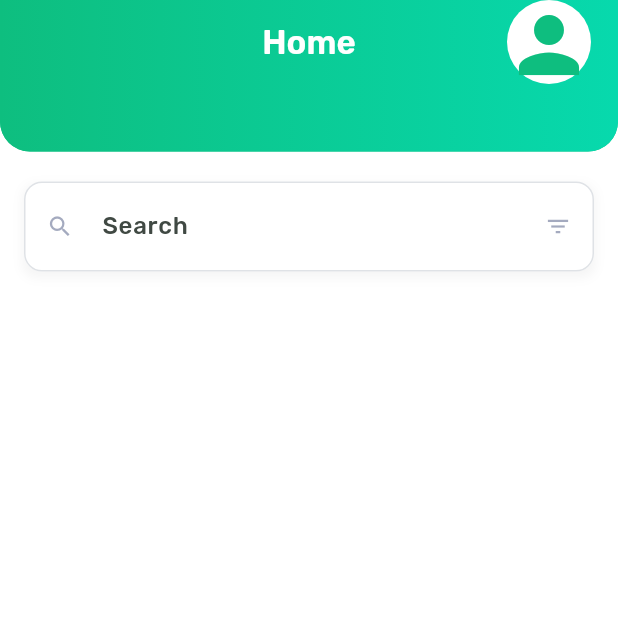
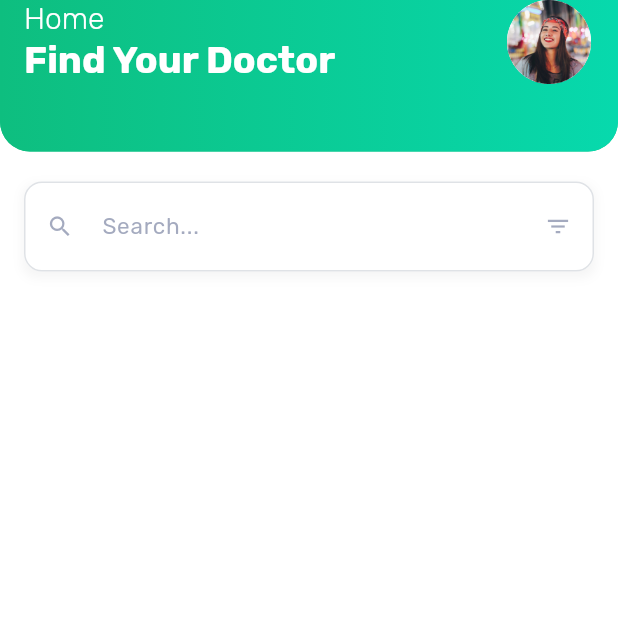
Before and after one commit to MedoAlshafei/doctor_hunt, a Flutter app: the HomeView screen opened directly, on a phone screen of 412 x 824 dp, the top half of it. Run offline on Flutter 3.47's test engine with Material 3 defaults, Android fonts, the phone set to English and light mode, and no system bars; our stand-ins replace google_fonts.

Commit message:
finished: app bar

```diff
--- a/lib/core/constants/app_image.dart
+++ b/lib/core/constants/app_image.dart
@@ -1,7 +1,11 @@
 class AppImage {
+  //
+  static String profileImage = "assets/prison_picture/profile_image.png";
+  //
   static String splashViewImage = "assets/splash_view/splash_view.png";
   static String onBoardingImageOne = "assets/onboarding/onboarding_1.png";
   static String onBoardingImageTwo = "assets/onboarding/onboarding_2.png";
   static String onBoardingImageThree = "assets/onboarding/onboarding_3.png";
+  //
   static String appBackground = "assets/app_background/appBackground.png";
 }
--- a/lib/core/constants/app_text.dart
+++ b/lib/core/constants/app_text.dart
@@ -18,6 +18,7 @@ class AppText {
   static const String skip = "Skip";
   static const String next = "Next";
   static const String getStarted = "Get Started";
+  static const String findYourDoctor = "Find Your Doctor";
   static const String onBoardingOnetitle = "Find Trusted Doctors";
   static const String onBoardingTwotitle = "Choose Best Doctors";
   static const String onBoardingThreetitle = "Easy Appointments";
--- a/lib/features/home/presentation/widgets/custom_app_bar.dart
+++ b/lib/features/home/presentation/widgets/custom_app_bar.dart
@@ -1,6 +1,8 @@
 import 'package:doctor_hunt/core/constants/app_colors.dart';
+import 'package:doctor_hunt/core/constants/app_image.dart';
 import 'package:doctor_hunt/core/constants/app_text.dart';
 import 'package:flutter/material.dart';
+import 'package:google_fonts/google_fonts.dart';
 
 class CustomAppBer extends StatelessWidget {
   const CustomAppBer({super.key});
@@ -12,7 +14,7 @@ class CustomAppBer extends StatelessWidget {
       scrolledUnderElevation: 0,
       backgroundColor: AppColors.primary,
       foregroundColor: Colors.white,
-      centerTitle: true,
+      // centerTitle: true,
       flexibleSpace: Container(
         decoration: BoxDecoration(
           borderRadius: BorderRadius.vertical(bottom: Radius.circular(20.0)),
@@ -26,14 +28,39 @@ class CustomAppBer extends StatelessWidget {
       shape: const RoundedRectangleBorder(
         borderRadius: BorderRadius.vertical(bottom: Radius.circular(20.0)),
       ),
-      title: const Text(AppText.home),
+      title: Align(
+        alignment: Alignment.centerLeft,
+        child: Column(
+          crossAxisAlignment: CrossAxisAlignment.start,
+          children: [
+            Text(
+              AppText.home,
+              style: GoogleFonts.rubik(
+                fontSize: 20,
+                fontWeight: FontWeight.w300,
+              ),
+            ),
+            Text(
+              AppText.findYourDoctor,
+              style: GoogleFonts.rubik(
+                fontSize: 25,
+                fontWeight: FontWeight.w700,
+              ),
+            ),
+          ],
+        ),
+      ),
       actions: [
         Padding(
           padding: const EdgeInsets.symmetric(horizontal: 16),
           child: CircleAvatar(
             radius: 30,
             backgroundColor: Colors.white,
-            child: Icon(Icons.person, color: AppColors.primary, size: 60),
+            child: CircleAvatar(
+              radius: 30,
+              backgroundColor: Colors.white,
+              child: Image.asset(AppImage.profileImage, fit: BoxFit.cover),
+            ),
           ),
         ),
       ],
--- a/lib/features/shared/custom_text_field.dart
+++ b/lib/features/shared/custom_text_field.dart
@@ -1,5 +1,6 @@
 import 'package:doctor_hunt/core/constants/app_colors.dart';
 import 'package:flutter/material.dart';
+import 'package:google_fonts/google_fonts.dart';
 
 class CustomTextField extends StatelessWidget {
   const CustomTextField({
@@ -33,7 +34,12 @@ class CustomTextField extends StatelessWidget {
         decoration: InputDecoration(
           fillColor: Colors.white,
           isDense: true,
-          hintText: hintText,
+          hintText: "$hintText...",
+          hintStyle: GoogleFonts.rubik(
+            color: AppColors.grey,
+            fontSize: 15,
+            fontWeight: FontWeight.w400,
+          ),
           prefixIcon: Icon(prefixIcon, color: AppColors.grey),
           suffixIcon: Icon(suffixIcon, color: AppColors.grey),
           border: OutlineInputBorder(
--- a/lib/features/shared/custom_theme.dart
+++ b/lib/features/shared/custom_theme.dart
@@ -14,14 +14,20 @@ class CustomTheme {
       elevation: 0,
       centerTitle: true,
     ),
-    textTheme: const TextTheme(
-      headlineLarge: TextStyle(fontSize: 32, fontWeight: FontWeight.w700),
-      headlineMedium: TextStyle(fontSize: 28, fontWeight: FontWeight.w600),
-      titleLarge: TextStyle(fontSize: 22, fontWeight: FontWeight.w600),
-      titleMedium: TextStyle(fontSize: 18, fontWeight: FontWeight.w600),
-      bodyLarge: TextStyle(fontSize: 16, fontWeight: FontWeight.w500),
-      bodyMedium: TextStyle(fontSize: 14, fontWeight: FontWeight.w400),
-      labelLarge: TextStyle(fontSize: 14, fontWeight: FontWeight.w600),
+    textTheme: TextTheme(
+      headlineLarge: GoogleFonts.rubik(
+        fontSize: 32,
+        fontWeight: FontWeight.w700,
+      ),
+      headlineMedium: GoogleFonts.rubik(
+        fontSize: 28,
+        fontWeight: FontWeight.w600,
+      ),
+      titleLarge: GoogleFonts.rubik(fontSize: 22, fontWeight: FontWeight.w600),
+      titleMedium: GoogleFonts.rubik(fontSize: 18, fontWeight: FontWeight.w600),
+      bodyLarge: GoogleFonts.rubik(fontSize: 16, fontWeight: FontWeight.w500),
+      bodyMedium: GoogleFonts.rubik(fontSize: 14, fontWeight: FontWeight.w400),
+      labelLarge: GoogleFonts.rubik(fontSize: 14, fontWeight: FontWeight.w600),
     ),
     inputDecorationTheme: InputDecorationTheme(
       contentPadding: const EdgeInsets.symmetric(
--- a/pubspec.yaml
+++ b/pubspec.yaml
@@ -24,6 +24,7 @@ flutter:
 
   assets:
     - assets/
+    - assets/prison_picture/
     - assets/splash_view/
     - assets/onboarding/
     - assets/app_background/
```
Also changed, not shown: assets/prison_picture/profile_image.png (added).
